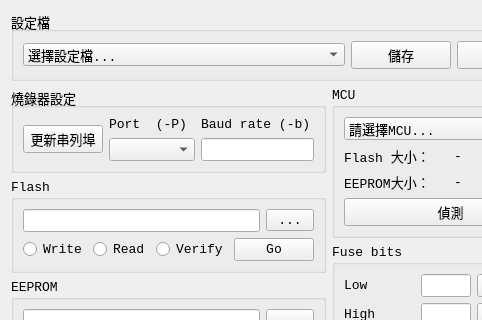
Before: the Qt Designer form ui/avrdude.ui in mickey9910326/ASA_HMI_Data_Agent, drawn with Qt 5; both pictures show x 0 to 482 and y 0 to 320 of the 580 by 700 pixel window.
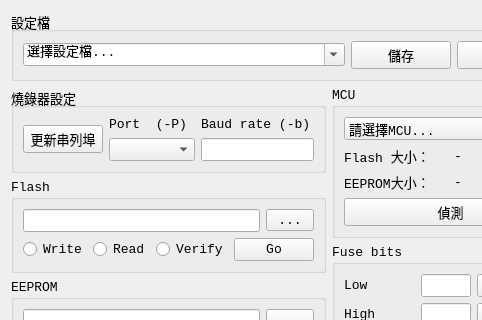
After: the same form once the commit is applied.

The edit to the form file:
```diff
--- a/ui/avrdude.ui
+++ b/ui/avrdude.ui
@@ -6,7 +6,7 @@
    <rect>
     <x>0</x>
     <y>0</y>
-    <width>507</width>
+    <width>526</width>
     <height>700</height>
    </rect>
   </property>
@@ -31,6 +31,9 @@
           <pointsize>10</pointsize>
          </font>
         </property>
+        <property name="editable">
+         <bool>true</bool>
+        </property>
         <item>
          <property name="text">
           <string>選擇設定檔...</string>
```
Left out of the diff: 18 changed lines with no effect on the pictures.
